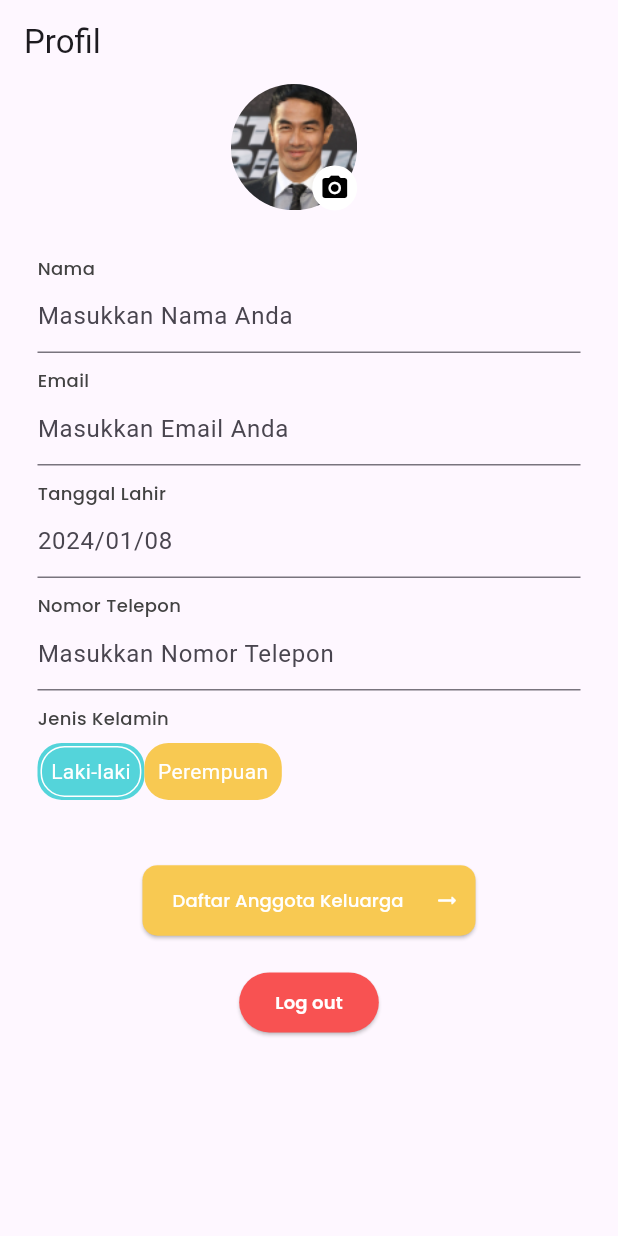
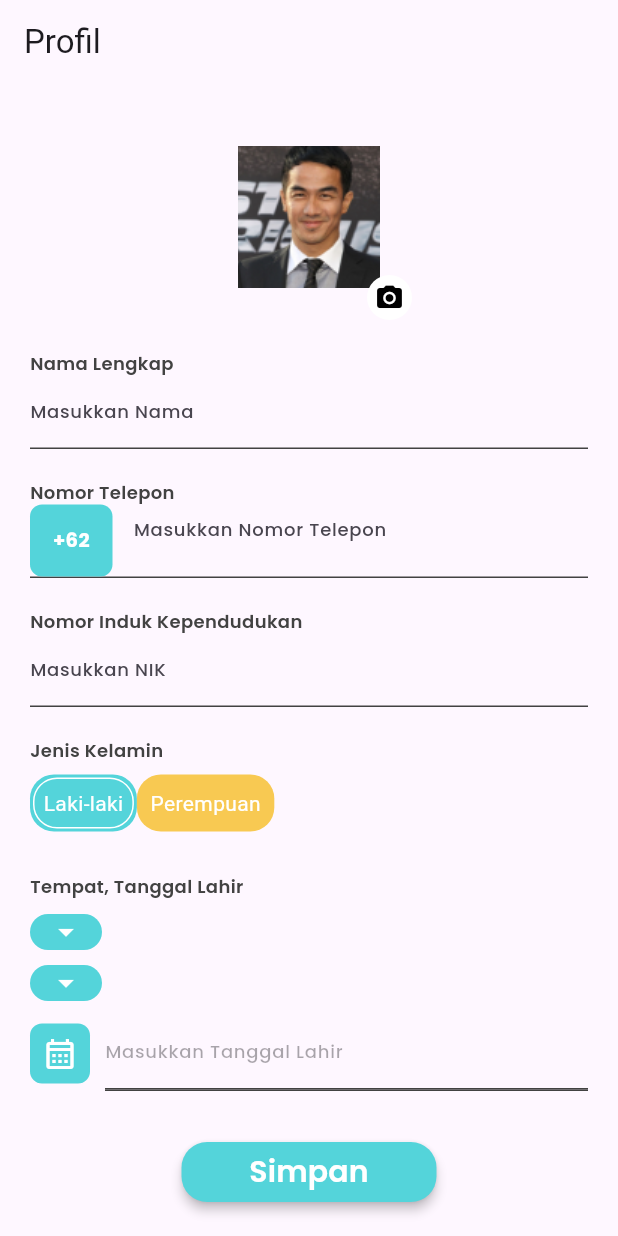
Before and after one commit to FITurnip/tubes_provis, a Flutter app: the Profile screen opened directly, on a phone screen of 412 x 824 dp. Run offline on Flutter 3.47's test engine with Material 3 defaults, Android fonts, the light colour scheme and no system bars; our stand-ins replace flutter_svg, flutter_svg_provider, google_fonts, image_picker, qr_flutter, shared_preferences and 1 more; accounts and stored records are empty; network calls fail.

Commit message:
fixing form of user profile

```diff
--- a/lib/Pages/Profile/profile.dart
+++ b/lib/Pages/Profile/profile.dart
@@ -9,6 +9,7 @@ import 'package:tubes/Pages/Profile/list_keluarga.dart';
 import 'package:tubes/Services/network.dart';
 import 'package:tubes/Widget/notifcation_dialog.dart';
 import 'package:tubes/Widget/selection_boxes.dart';
+import 'package:tubes/Widget/store_update_pasien.dart';
 import 'package:tubes/theme.dart';
 import 'package:tubes/Widget/rounded_image.dart';
 
@@ -43,94 +44,10 @@ class _ProfileState extends State<Profile> {
           automaticallyImplyLeading: false,
         ),
         body: SingleChildScrollView(
-          padding: getDefaultPaddingScreen(),
           child: Column(
             crossAxisAlignment: CrossAxisAlignment.start,
             children: [
-              Center(
-                child: Container(
-                  padding: EdgeInsets.only(right: 20),
-                  child: InkWell(
-                    onTap: () {
-                      _showImagePickerOptions();
-                    },
-                    child: Stack(
-                      children: [
-                        RoundedImage(
-                          imagePath: 'assets/img/photo_profile.png',
-                          size: mediaWidth / 4,
-                        ),
-                        Positioned(
-                          bottom: 0,
-                          right: 0,
-                          child: Container(
-                            padding: EdgeInsets.all(5),
-                            decoration: BoxDecoration(
-                              color: Colors.white,
-                              borderRadius: BorderRadius.circular(15),
-                            ),
-                            child: Icon(
-                              Icons.camera_alt,
-                              color: Colors.black,
-                              size: 20,
-                            ),
-                          ),
-                        ),
-                      ],
-                    ),
-                  ),
-                ),
-              ),
-
-              SizedBox(height: 25),
-              FormInput(
-                label: "Nama",
-                widget: TextFormField(
-                  keyboardType: TextInputType.name,
-                  decoration: InputDecoration(
-                    hintText: "Masukkan Nama Anda",
-                  ),
-                ),
-              ),
-              FormInput(
-                label: "Email",
-                widget: TextFormField(
-                  keyboardType: TextInputType.emailAddress,
-                  decoration: InputDecoration(
-                    hintText: "Masukkan Email Anda",
-                  ),
-                ),
-              ),
-              FormInput(
-                label: "Tanggal Lahir",
-                widget: TextFormField(
-                  keyboardType: TextInputType.datetime,
-                  decoration: InputDecoration(
-                    hintText: "2024/01/08",
-                  ),
-                ),
-              ),
-              FormInput(
-                label: "Nomor Telepon",
-                widget: TextFormField(
-                  keyboardType: TextInputType.phone,
-                  decoration: InputDecoration(
-                    hintText: "Masukkan Nomor Telepon",
-                  ),
-                ),
-              ),
-              FormInput(
-                label: "Jenis Kelamin",
-                widget: SelectionBoxes(
-                  options: ["Laki-laki", "Perempuan"],
-                  onOptionSelected: ((jenis_kelamin_value) {
-                    jenis_kelamin =
-                        (jenis_kelamin_value == 0 ? 'Laki-laki' : 'Perempuan');
-                  }),
-                ),
-              ),
-              SizedBox(height: 15),
-
+              StoreUpdatePasien(url: 'profile/storeUpdate'),
               SizedBox(height: 15),
               Align(
                 alignment: Alignment.center,
--- a/lib/Widget/store_update_pasien.dart
+++ b/lib/Widget/store_update_pasien.dart
@@ -15,7 +15,7 @@ import 'package:tubes/Services/network.dart';
 
 class StoreUpdatePasien extends StatefulWidget {
   final Pasien ?pasien;
-  String title;
+  String ?title;
   bool withEmail, withPassword;
 
   String url;
@@ -23,7 +23,7 @@ class StoreUpdatePasien extends StatefulWidget {
   StoreUpdatePasien(
     {
       this.pasien,
-      required this.title,
+      this.title,
       this.withEmail = false,
       this.withPassword = false,
       required this.url
@@ -117,7 +117,7 @@ class _StoreUpdatePasienState extends State<StoreUpdatePasien> {
         key: _formKey,
         child: Column(
           children: [
-            buildHeader(),
+            if(widget.title != null) buildHeader(),
             Padding(
               padding: const EdgeInsets.all(20.0),
               child: Column(
@@ -423,7 +423,7 @@ class _StoreUpdatePasienState extends State<StoreUpdatePasien> {
         ),
         Center(
           child: Text(
-            widget.title,
+            widget.title!,
             style: getDefaultTextStyle(
               font_size: 24,
               font_weight: FontWeight.w600,
@@ -433,34 +433,6 @@ class _StoreUpdatePasienState extends State<StoreUpdatePasien> {
       ],
     );
   }
-
-  // Column buildFutureSelection<Model>({
-  //   required Future<List<Model>> futureListData,
-  //   required Widget Function(BuildContext, AsyncSnapshot<List<Model>>) builder
-  //   }) {
-  //   return Column(
-  //     children: [
-  //       Container(
-  //         decoration: BoxDecoration(
-  //           color: defBlue,
-  //           borderRadius: BorderRadius.circular(22.7),
-  //         ),
-  //         child: Padding(
-  //           padding: const EdgeInsets.symmetric(horizontal: 12.0),
-  //           child: DropdownButtonHideUnderline(
-  //             child: FutureBuilder<List<Model>>(
-  //               future: futureListData,
-  //               builder: builder
-  //             ),
-  //           ),
-  //         ),
-  //       ),
-  //       SizedBox(
-  //         height: 10,
-  //       ),
-  //     ],
-  //   );
-  // }
 
   Column buildInput(String label, Widget inputField) {
     return Column(
```
